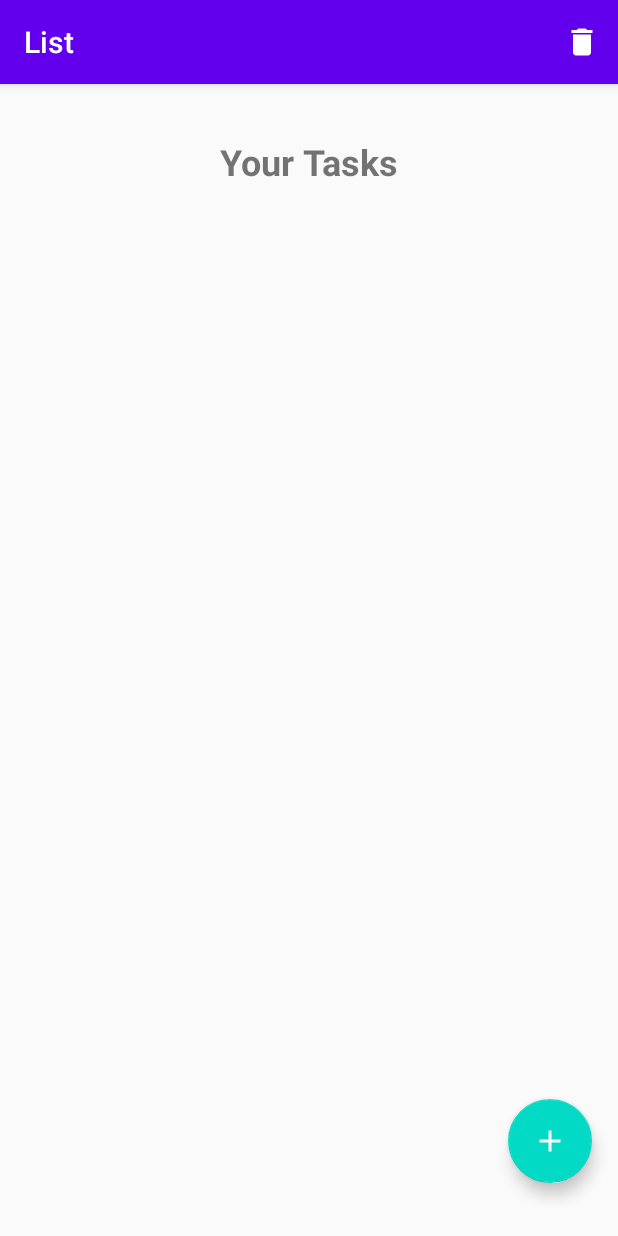
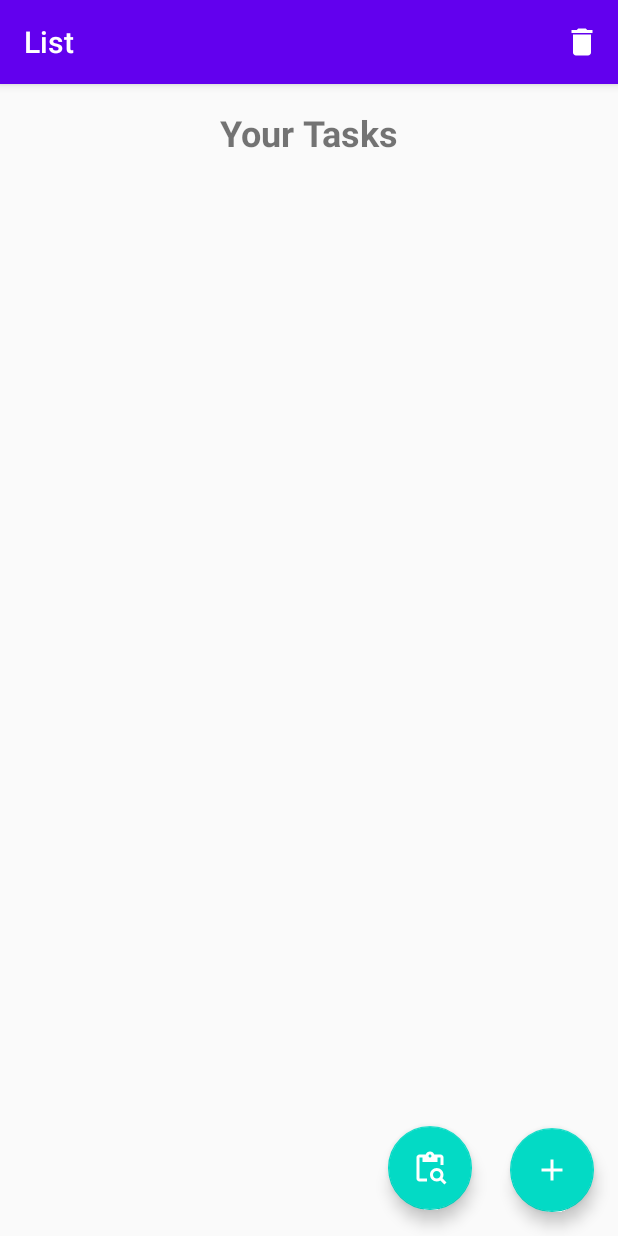
Before and after one commit to anuk549/Task-Management-Application, an Android app: the screen it shows after launch (MainActivity), on a phone screen of 412 x 824 dp. Run offline under Robolectric (Android 15) with nearby library versions, the phone set to English and light mode, and no system bars; our stand-ins replace Room's generated code, navigation-ui.

Commit message:
first commit

```diff
--- a/app/src/main/java/com/example/task/data/TaskDao.kt
+++ b/app/src/main/java/com/example/task/data/TaskDao.kt
@@ -22,4 +22,7 @@ interface TaskDao {
     @Query("SELECT * FROM task_table ORDER BY id ASC")
     fun readAllData(): LiveData<List<Task>>
 
+    @Query("SELECT * FROM task_table WHERE tName LIKE '%' || :searchQuery || '%'")
+    fun searchTasksByName(searchQuery: String): LiveData<List<Task>>
+
 }
--- a/app/src/main/java/com/example/task/fragments/add/AddFragment.kt
+++ b/app/src/main/java/com/example/task/fragments/add/AddFragment.kt
@@ -47,7 +47,7 @@ class AddFragment : Fragment() {
                 tName,
                 description,
                 priority,
-                deadline // Include deadline in Task object creation
+                deadline
             )
             // Add Data to Database
             mTaskViewModel.addTask(task)
--- a/app/src/main/java/com/example/task/fragments/list/ListAdapter.kt
+++ b/app/src/main/java/com/example/task/fragments/list/ListAdapter.kt
@@ -29,7 +29,7 @@ class ListAdapter : RecyclerView.Adapter<ListAdapter.MyViewHolder>() {
         holder.itemView.tName_txt.text = currentItem.tName
         holder.itemView.description_txt.text = currentItem.description
         holder.itemView.priority_txt.text = currentItem.priority
-        holder.itemView.deadline_txt.text = currentItem.deadline // Display deadline
+        holder.itemView.deadline_txt.text = currentItem.deadline
 
         holder.itemView.rowLayout.setOnClickListener {
             val action = ListFragmentDirections.actionListFragmentToUpdateFragment(currentItem)
--- a/app/src/main/java/com/example/task/repository/TaskRepository.kt
+++ b/app/src/main/java/com/example/task/repository/TaskRepository.kt
@@ -24,4 +24,9 @@ class TaskRepository(private val taskDao: TaskDao) {
         taskDao.deleteAllTasks()
     }
 
+    fun searchTasksByName(searchQuery: String): LiveData<List<Task>> {
+        return taskDao.searchTasksByName(searchQuery)
+    }
+
+
 }
--- a/app/src/main/java/com/example/task/viewmodel/TaskViewModel.kt
+++ b/app/src/main/java/com/example/task/viewmodel/TaskViewModel.kt
@@ -47,4 +47,9 @@ class TaskViewModel(application: Application): AndroidViewModel(application) {
         }
     }
 
+    fun searchTasksByName(searchQuery: String): LiveData<List<Task>> {
+        return repository.searchTasksByName(searchQuery)
+    }
+
+
 }
--- /dev/null
+++ b/app/src/main/res/drawable/ic_find.xml
@@ -0,0 +1,7 @@
+<vector xmlns:android="http://schemas.android.com/apk/res/android" android:height="24dp" android:tint="#000000" android:viewportHeight="24" android:viewportWidth="24" android:width="24dp">
+
+    <path android:fillColor="@android:color/white" android:pathData="M5,5h2v3h10V5h2v5h2V5c0,-1.1 -0.9,-2 -2,-2h-4.18C14.4,1.84 13.3,1 12,1S9.6,1.84 9.18,3H5C3.9,3 3,3.9 3,5v14c0,1.1 0.9,2 2,2h5v-2H5V5zM12,3c0.55,0 1,0.45 1,1s-0.45,1 -1,1s-1,-0.45 -1,-1S11.45,3 12,3z"/>
+
+    <path android:fillColor="@android:color/white" android:pathData="M20.3,18.9c0.4,-0.7 0.7,-1.5 0.7,-2.4c0,-2.5 -2,-4.5 -4.5,-4.5S12,14 12,16.5s2,4.5 4.5,4.5c0.9,0 1.7,-0.3 2.4,-0.7l2.7,2.7l1.4,-1.4L20.3,18.9zM16.5,19c-1.4,0 -2.5,-1.1 -2.5,-2.5c0,-1.4 1.1,-2.5 2.5,-2.5s2.5,1.1 2.5,2.5C19,17.9 17.9,19 16.5,19z"/>
+
+</vector>
--- a/app/src/main/res/layout/activity_main.xml
+++ b/app/src/main/res/layout/activity_main.xml
@@ -6,20 +6,16 @@
     android:layout_height="match_parent"
     tools:context=".MainActivity">
 
-
-
     <fragment
         android:id="@+id/fragment"
         android:name="androidx.navigation.fragment.NavHostFragment"
-        android:layout_width="409dp"
-        android:layout_height="729dp"
+        android:layout_width="match_parent"
+        android:layout_height="0dp"
         app:defaultNavHost="true"
         app:layout_constraintBottom_toBottomOf="parent"
         app:layout_constraintEnd_toEndOf="parent"
-        app:layout_constraintHorizontal_bias="0.5"
         app:layout_constraintStart_toStartOf="parent"
         app:layout_constraintTop_toTopOf="parent"
         app:navGraph="@navigation/my_nav" />
 
-
 </androidx.constraintlayout.widget.ConstraintLayout>
--- a/app/src/main/res/layout/fragment_list.xml
+++ b/app/src/main/res/layout/fragment_list.xml
@@ -1,6 +1,5 @@
 <?xml version="1.0" encoding="utf-8"?>
-<androidx.constraintlayout.widget.ConstraintLayout
-    xmlns:android="http://schemas.android.com/apk/res/android"
+<androidx.constraintlayout.widget.ConstraintLayout xmlns:android="http://schemas.android.com/apk/res/android"
     xmlns:app="http://schemas.android.com/apk/res-auto"
     xmlns:tools="http://schemas.android.com/tools"
     android:layout_width="match_parent"
@@ -12,23 +11,23 @@
         android:id="@+id/title_text"
         android:layout_width="wrap_content"
         android:layout_height="wrap_content"
+        android:layout_marginTop="16dp"
         android:text="Your Tasks"
         android:textSize="24sp"
         android:textStyle="bold"
-        app:layout_constraintTop_toTopOf="parent"
+        app:layout_constraintEnd_toEndOf="parent"
         app:layout_constraintStart_toStartOf="parent"
-        app:layout_constraintEnd_toEndOf="parent"
-        android:layout_marginTop="16dp"/>
+        app:layout_constraintTop_toTopOf="parent" />
 
     <!-- RecyclerView -->
     <androidx.recyclerview.widget.RecyclerView
         android:id="@+id/recyclerview"
         android:layout_width="0dp"
         android:layout_height="0dp"
-        app:layout_constraintTop_toBottomOf="@id/title_text"
         app:layout_constraintBottom_toTopOf="@+id/guideline"
+        app:layout_constraintEnd_toEndOf="parent"
         app:layout_constraintStart_toStartOf="parent"
-        app:layout_constraintEnd_toEndOf="parent" />
+        app:layout_constraintTop_toBottomOf="@id/title_text" />
 
     <!-- FloatingActionButton -->
     <com.google.android.material.floatingactionbutton.FloatingActionButton
@@ -36,12 +35,28 @@
         android:layout_width="wrap_content"
         android:layout_height="wrap_content"
         android:layout_margin="16dp"
+        android:src="@drawable/ic_add"
         android:tint="@android:color/white"
-        android:src="@drawable/ic_add"
         app:layout_constraintBottom_toBottomOf="parent"
         app:layout_constraintEnd_toEndOf="parent" />
 
+
     <!-- Guideline -->
+
+    <com.google.android.material.floatingactionbutton.FloatingActionButton
+        android:id="@+id/floatingActionButton1"
+        android:layout_width="wrap_content"
+        android:layout_height="wrap_content"
+        android:layout_margin="16dp"
+        android:src="@drawable/ic_find"
+        android:tint="@android:color/white"
+        app:layout_constraintBottom_toBottomOf="parent"
+        app:layout_constraintEnd_toEndOf="parent"
+        app:layout_constraintHorizontal_bias="0.749"
+        app:layout_constraintStart_toStartOf="parent"
+        app:layout_constraintTop_toTopOf="parent"
+        app:layout_constraintVertical_bias="0.998" />
+
     <androidx.constraintlayout.widget.Guideline
         android:id="@+id/guideline"
         android:layout_width="wrap_content"
--- a/app/src/main/res/navigation/my_nav.xml
+++ b/app/src/main/res/navigation/my_nav.xml
@@ -16,6 +16,10 @@
         <action
             android:id="@+id/action_listFragment_to_updateFragment"
             app:destination="@id/updateFragment" />
+        <action
+            android:id="@+id/action_listFragment_to_findFragment"
+            app:destination="@id/findFragment" />
+
     </fragment>
     <fragment
         android:id="@+id/addFragment"
@@ -38,4 +42,14 @@
             android:name="currentTask"
             app:argType="com.example.task.model.Task" />
     </fragment>
+    <fragment
+        android:id="@+id/findFragment"
+        android:name="com.example.task.fragments.Find.FindFragment"
+        android:label="fragment_find"
+        tools:layout="@layout/fragment_find" >
+        <action
+            android:id="@+id/action_findFragment_to_listFragment"
+            app:destination="@id/listFragment" />
+    </fragment>
+
 </navigation>
```
Also changed, not shown: app/src/main/java/com/example/task/fragments/Find/FindFragment.kt (added, +32 -0 lines), app/src/main/java/com/example/task/fragments/list/ListFragment.kt (+11 -8 lines), app/src/main/res/layout/fragment_find.xml (added, +14 -0 lines).
